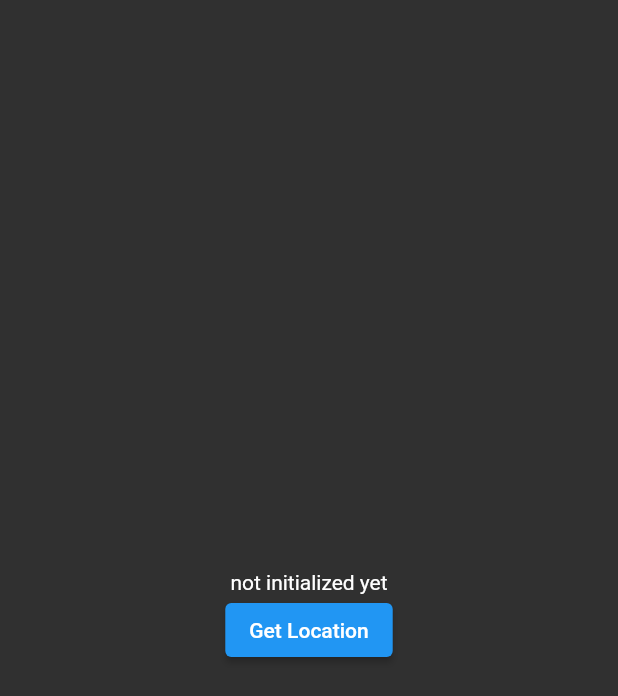
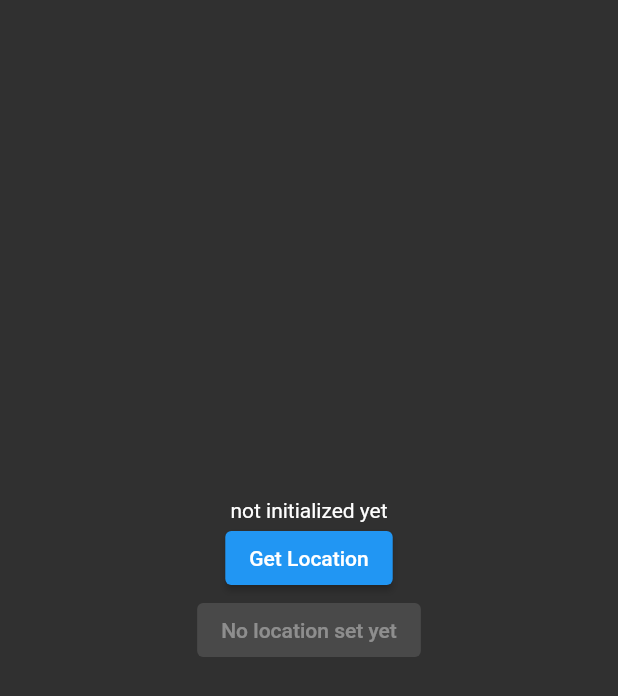
Before and after one commit to ApachaiZ/udemy_clima_project, a Flutter app: the screen it shows after launch, after a tap on "Get Location", on a phone screen of 412 x 824 dp. Shown: the top 696 px of the screen. Run offline on Flutter 3.47's test engine with Material 2 defaults, Android fonts, the phone set to English and light mode, and no system bars; our stand-ins replace geolocator.

Commit message:
OpenWeather API requests

```diff
--- /dev/null
+++ b/lib/constants.dart
@@ -0,0 +1 @@
+String openWeatherMapApiKey = '6b3fccba832dd108fe488c3bfb518e4f';
--- a/lib/screens/loading_screen.dart
+++ b/lib/screens/loading_screen.dart
@@ -1,5 +1,9 @@
+import 'dart:convert';
+
 import 'package:flutter/material.dart';
 import 'package:geolocator/geolocator.dart';
+import 'package:http/http.dart' as http;
+import 'package:udemy_clima_project/constants.dart';
 
 class LoadingScreen extends StatefulWidget {
   const LoadingScreen({Key? key}) : super(key: key);
@@ -10,9 +14,12 @@ class LoadingScreen extends StatefulWidget {
 
 class _LoadingScreenState extends State<LoadingScreen> {
   Position? _position;
-  bool initialized = false;
+  bool _initialized = false;
+  String _cityName = '';
+  String _temperature = '';
+  String _weather = '';
 
-  void getLocation() async {
+  void getCurrentLocation() async {
     bool serviceEnabled = await Geolocator.isLocationServiceEnabled();
     if (!serviceEnabled) {
       Future.error("Location services are disabled");
@@ -20,39 +27,86 @@ class _LoadingScreenState extends State<LoadingScreen> {
     LocationPermission permission = await Geolocator.checkPermission();
     if (permission == LocationPermission.always ||
         permission == LocationPermission.whileInUse) {
-      returnLocation();
+      returnCurrentLocation();
     }
     if (permission == LocationPermission.denied) {
-      requestPermission();
+      requestGPSPermission();
       return Future.error("Location permissions are denied");
     }
     if (permission == LocationPermission.deniedForever) {
       return Future.error(
           "Location permissions are permanently denied, we cannot request permissions");
     }
-    requestPermission();
+    requestGPSPermission();
   }
 
-  void requestPermission() async {
+  void requestGPSPermission() async {
     LocationPermission permission = await Geolocator.requestPermission();
     if (permission == LocationPermission.always ||
         permission == LocationPermission.whileInUse) {
-      returnLocation();
+      returnCurrentLocation();
     } else {
-      requestPermission();
+      requestGPSPermission();
     }
   }
 
-  void returnLocation() async {
+  void returnCurrentLocation() async {
     Position position = await Geolocator.getCurrentPosition(
       desiredAccuracy: LocationAccuracy.high,
       timeLimit: const Duration(seconds: 10),
     );
     setState(() {
       _position = position;
-      initialized = true;
+      _initialized = true;
     });
-    ;
+  }
+
+  void getData() async {
+    double lat = 0.0;
+    double lon = 0.0;
+    if (_position != null) {
+      lat = _position!.latitude;
+      lon = _position!.longitude;
+    } else {
+      getCurrentLocation();
+    }
+    http.Response response = await http.get(
+      Uri(
+        scheme: 'https',
+        host: 'api.openweathermap.org',
+        path: 'data/2.5/weather',
+        queryParameters: {
+          'lat': '$lat',
+          'lon': '$lon',
+          'appid': openWeatherMapApiKey
+        },
+      ),
+    );
+    if (response.statusCode == 200) {
+      String data = response.body;
+      var decodedJsonData = jsonDecode(data);
+      setState(() {
+        _cityName = decodedJsonData['name'];
+        _weather = decodedJsonData['weather'][0]['description'];
+        _temperature = decodedJsonData['main']['temp'].toString();
+      });
+    } else {
+      AlertDialog alert = AlertDialog(
+        elevation: 10,
+        title: const Text('Error'),
+        content: Text(response.statusCode.toString()),
+        actions: [
+          TextButton(
+            onPressed: () => Navigator.pop(context),
+            child: const Text('OK'),
+          )
+        ],
+      );
+      showDialog(
+        context: context,
+        builder: (BuildContext context) => alert,
+      );
+    }
   }
 
   @override
@@ -62,11 +116,25 @@ class _LoadingScreenState extends State<LoadingScreen> {
         child: Column(
           mainAxisAlignment: MainAxisAlignment.center,
           children: [
-            Text(initialized ? _position.toString() : "not initialized yet"),
+            Text(_initialized ? _position.toString() : "not initialized yet"),
             ElevatedButton(
-              onPressed: getLocation,
+              onPressed: getCurrentLocation,
               child: const Text('Get Location'),
             ),
+            _initialized
+                ? ElevatedButton(
+                    onPressed: getData,
+                    child: const Text("Get location weather data"),
+                  )
+                : const ElevatedButton(
+                    onPressed: null,
+                    child: Text("No location set yet"),
+                  ),
+            _cityName.isEmpty ? const Text('') : Text('City: $_cityName'),
+            _temperature.isEmpty
+                ? const Text('')
+                : Text('Temperature : $_temperature'),
+            _weather.isEmpty ? const Text('') : Text('Weather: $_weather'),
           ],
         ),
       ),
--- a/pubspec.yaml
+++ b/pubspec.yaml
@@ -14,6 +14,8 @@ dependencies:
 
   cupertino_icons: ^1.0.4
   geolocator: ^8.2.1
+  http: ^0.13.4
+  convert: ^3.0.1
 
 dev_dependencies:
   flutter_test:
```
Also changed, not shown: pubspec.lock.
